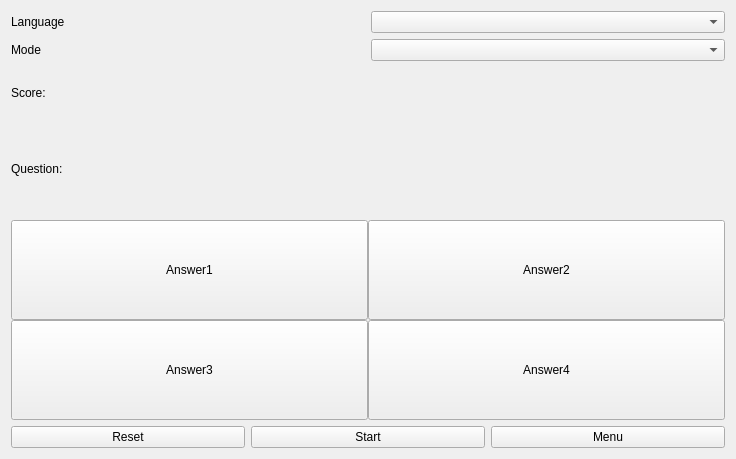
Old version of the form widgetgame.ui in the repository sangpham2710/CS163-Project.
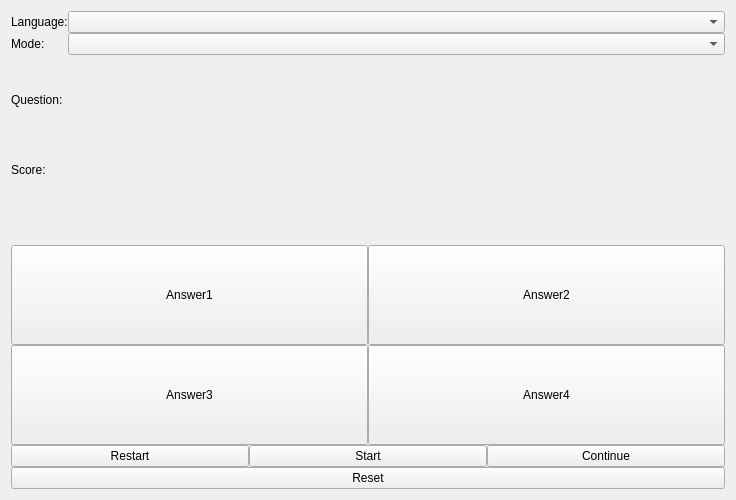
New version of the form.

Commit message: add functions to game

The edit to the form file:
```diff
--- a/widgetgame.ui
+++ b/widgetgame.ui
@@ -7,93 +7,102 @@
     <x>0</x>
     <y>0</y>
     <width>736</width>
-    <height>459</height>
+    <height>500</height>
    </rect>
   </property>
   <property name="windowTitle">
    <string>Form</string>
   </property>
   <layout class="QVBoxLayout" name="verticalLayout_4">
-   <item>
-    <layout class="QVBoxLayout" name="verticalLayout_3">
-     <item>
-      <layout class="QVBoxLayout" name="verticalLayout">
+   <property name="spacing">
+    <number>0</number>
+   </property>
        <item>
         <layout class="QHBoxLayout" name="horizontalLayout">
          <item>
+      <layout class="QVBoxLayout" name="verticalLayout_3">
+       <item>
           <widget class="QLabel" name="labelChooseLang">
-           <property name="text">
-            <string>Language</string>
-           </property>
-          </widget>
-         </item>
-         <item>
-          <widget class="QComboBox" name="comboBoxChooseLang">
-           <item>
+         <property name="sizePolicy">
+          <sizepolicy hsizetype="Fixed" vsizetype="Preferred">
+           <horstretch>0</horstretch>
+           <verstretch>0</verstretch>
+          </sizepolicy>
+         </property>
             <property name="text">
-             <string/>
-            </property>
-           </item>
-           <item>
-            <property name="text">
-             <string>Eng-Eng</string>
-            </property>
-           </item>
-           <item>
-            <property name="text">
-             <string>Eng-Vie</string>
-            </property>
-           </item>
-           <item>
-            <property name="text">
-             <string>Vie-Eng</string>
-            </property>
-           </item>
-          </widget>
-         </item>
-        </layout>
-       </item>
-       <item>
-        <layout class="QHBoxLayout" name="horizontalLayout_2">
+          <string>Language:</string>
+         </property>
+        </widget>
+       </item>
          <item>
           <widget class="QLabel" name="labelChooseMode">
+         <property name="sizePolicy">
+          <sizepolicy hsizetype="Fixed" vsizetype="Preferred">
+           <horstretch>0</horstretch>
+           <verstretch>0</verstretch>
+          </sizepolicy>
+         </property>
            <property name="text">
-            <string>Mode</string>
+          <string>Mode:</string>
            </property>
           </widget>
          </item>
+      </layout>
+     </item>
          <item>
-          <widget class="QComboBox" name="comboBoxChooseMode">
+      <layout class="QVBoxLayout" name="verticalLayout">
            <item>
-            <property name="text">
-             <string/>
-            </property>
-           </item>
-           <item>
-            <property name="text">
-             <string>Find defination</string>
-            </property>
+        <widget class="QComboBox" name="comboBoxChooseLang">
+         <property name="sizePolicy">
+          <sizepolicy hsizetype="Expanding" vsizetype="Fixed">
+           <horstretch>0</horstretch>
+           <verstretch>0</verstretch>
+          </sizepolicy>
+         </property>
+         <property name="minimumSize">
+          <size>
+           <width>100</width>
+           <height>0</height>
+          </size>
+         </property>
+        </widget>
            </item>
            <item>
-            <property name="text">
-             <string>Find keyword</string>
-            </property>
-           </item>
-          </widget>
-         </item>
+        <widget class="QComboBox" name="comboBoxChooseMode"/>
+       </item>
         </layout>
        </item>
       </layout>
      </item>
      <item>
-      <widget class="QLabel" name="label">
-       <property name="text">
-        <string>Score:</string>
-       </property>
-      </widget>
-     </item>
+    <layout class="QHBoxLayout" name="horizontalLayout_7">
      <item>
       <widget class="QLabel" name="labelQuestion">
+       <property name="sizePolicy">
+        <sizepolicy hsizetype="Fixed" vsizetype="Preferred">
+         <horstretch>0</horstretch>
+         <verstretch>0</verstretch>
+        </sizepolicy>
+       </property>
+       <property name="minimumSize">
+        <size>
+         <width>0</width>
+         <height>70</height>
+        </size>
+       </property>
+       <property name="text">
+        <string>Question:  </string>
+       </property>
+      </widget>
+     </item>
+     <item>
+      <widget class="QLabel" name="labelQuestionEdit">
+       <property name="sizePolicy">
+        <sizepolicy hsizetype="Preferred" vsizetype="Fixed">
+         <horstretch>0</horstretch>
+         <verstretch>0</verstretch>
+        </sizepolicy>
+       </property>
        <property name="minimumSize">
         <size>
          <width>0</width>
@@ -101,7 +110,55 @@
         </size>
        </property>
        <property name="text">
-        <string>Question:</string>
+        <string/>
+       </property>
+       <property name="wordWrap">
+        <bool>true</bool>
+       </property>
+      </widget>
+     </item>
+    </layout>
+   </item>
+   <item>
+    <layout class="QHBoxLayout" name="horizontalLayout_6">
+     <item>
+      <widget class="QLabel" name="labelScoreTitle">
+       <property name="sizePolicy">
+        <sizepolicy hsizetype="Fixed" vsizetype="Preferred">
+         <horstretch>0</horstretch>
+         <verstretch>0</verstretch>
+        </sizepolicy>
+       </property>
+       <property name="text">
+        <string>Score:</string>
+       </property>
+      </widget>
+     </item>
+     <item>
+      <widget class="QLabel" name="labelScore">
+       <property name="minimumSize">
+        <size>
+         <width>0</width>
+         <height>30</height>
+        </size>
+       </property>
+       <property name="text">
+        <string/>
+       </property>
+      </widget>
+     </item>
+    </layout>
+   </item>
+   <item>
+    <widget class="QLabel" name="labelGameState">
+     <property name="minimumSize">
+      <size>
+       <width>0</width>
+       <height>30</height>
+      </size>
+     </property>
+     <property name="text">
+      <string/>
        </property>
       </widget>
      </item>
@@ -111,22 +168,46 @@
         <number>0</number>
        </property>
        <item>
-        <layout class="QHBoxLayout" name="horizontalLayout_4">
-         <item>
+      <layout class="QGridLayout" name="gridLayout">
+       <item row="0" column="0">
           <widget class="QPushButton" name="pushButtonAnswer1">
+         <property name="sizePolicy">
+          <sizepolicy hsizetype="Ignored" vsizetype="Fixed">
+           <horstretch>0</horstretch>
+           <verstretch>0</verstretch>
+          </sizepolicy>
+         </property>
            <property name="minimumSize">
             <size>
              <width>0</width>
              <height>100</height>
             </size>
            </property>
+         <property name="mouseTracking">
+          <bool>false</bool>
+         </property>
+         <property name="tabletTracking">
+          <bool>false</bool>
+         </property>
+         <property name="acceptDrops">
+          <bool>false</bool>
+         </property>
+         <property name="autoFillBackground">
+          <bool>false</bool>
+         </property>
            <property name="text">
             <string>Answer1</string>
            </property>
           </widget>
          </item>
-         <item>
+       <item row="0" column="1">
           <widget class="QPushButton" name="pushButtonAnswer2">
+         <property name="sizePolicy">
+          <sizepolicy hsizetype="Ignored" vsizetype="Fixed">
+           <horstretch>0</horstretch>
+           <verstretch>0</verstretch>
+          </sizepolicy>
+         </property>
            <property name="minimumSize">
             <size>
              <width>0</width>
@@ -141,9 +222,15 @@
         </layout>
        </item>
        <item>
-        <layout class="QHBoxLayout" name="horizontalLayout_5">
-         <item>
+      <layout class="QGridLayout" name="gridLayout_2">
+       <item row="0" column="0">
           <widget class="QPushButton" name="pushButtonAnswer3">
+         <property name="sizePolicy">
+          <sizepolicy hsizetype="Ignored" vsizetype="Fixed">
+           <horstretch>0</horstretch>
+           <verstretch>0</verstretch>
+          </sizepolicy>
+         </property>
            <property name="minimumSize">
             <size>
              <width>0</width>
@@ -155,8 +242,14 @@
            </property>
           </widget>
          </item>
-         <item>
+       <item row="0" column="1">
           <widget class="QPushButton" name="pushButtonAnswer4">
+         <property name="sizePolicy">
+          <sizepolicy hsizetype="Ignored" vsizetype="Fixed">
+           <horstretch>0</horstretch>
+           <verstretch>0</verstretch>
+          </sizepolicy>
+         </property>
            <property name="minimumSize">
             <size>
              <width>0</width>
@@ -175,9 +268,9 @@
      <item>
       <layout class="QHBoxLayout" name="horizontalLayout_3">
        <item>
-        <widget class="QPushButton" name="pushButtonReset">
+      <widget class="QPushButton" name="pushButtonRestart">
          <property name="text">
-          <string>Reset</string>
+        <string>Restart</string>
          </property>
         </widget>
        </item>
@@ -191,13 +284,18 @@
        <item>
         <widget class="QPushButton" name="pushButtonMenu">
          <property name="text">
-          <string>Menu</string>
+        <string>Continue</string>
          </property>
         </widget>
        </item>
       </layout>
      </item>
-    </layout>
+   <item>
+    <widget class="QPushButton" name="pushButtonReset">
+     <property name="text">
+      <string>Reset</string>
+     </property>
+    </widget>
    </item>
   </layout>
  </widget>
```
Left out of the diff: 2 changed lines with no effect on the pictures. Lines whose indentation alone changed are shown as unchanged. The commit also changes 2 other files.
